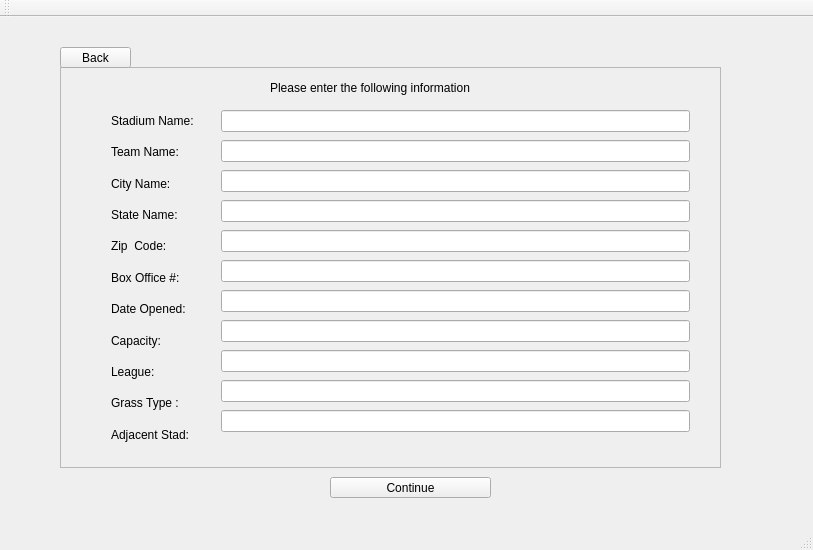
Before: the Qt Designer form cs1dproject/mainwindow.ui in AustinVaday/CS1D-Class-Project-2, drawn with Qt 5.
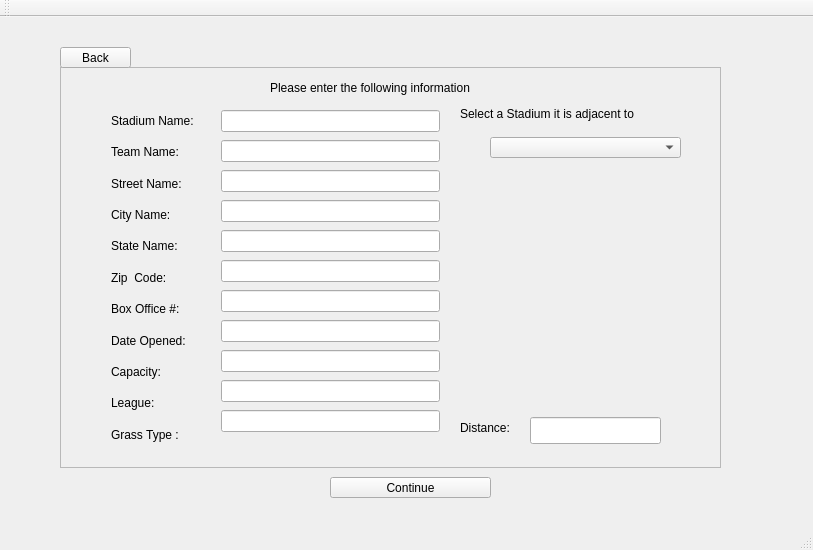
After: the same form once the commit is applied. The open tabs and pages were chosen to show the change.

Commit message: Add stadium functionality nearly complete

Patch:
```diff
--- a/cs1dproject/mainwindow.ui
+++ b/cs1dproject/mainwindow.ui
@@ -1976,7 +1976,7 @@
         <rect>
          <x>150</x>
          <y>30</y>
-         <width>491</width>
+         <width>241</width>
          <height>359</height>
         </rect>
        </property>
@@ -1987,6 +1987,9 @@
         <item>
          <widget class="QLineEdit" name="lineEdit_teamName"/>
         </item>
+        <item>
+         <widget class="QLineEdit" name="lineEdit_streetName"/>
+        </item>
         <item>
          <widget class="QLineEdit" name="lineEdit_cityName"/>
         </item>
@@ -2011,9 +2014,6 @@
         <item>
          <widget class="QLineEdit" name="lineEdit_grassType"/>
         </item>
-        <item>
-         <widget class="QLineEdit" name="lineEdit_adjacentStadiums"/>
-        </item>
        </layout>
       </widget>
       <widget class="QWidget" name="layoutWidget">
@@ -2040,6 +2040,13 @@
           </property>
          </widget>
         </item>
+        <item>
+         <widget class="QLabel" name="label_14">
+          <property name="text">
+           <string>Street Name:</string>
+          </property>
+         </widget>
+        </item>
         <item>
          <widget class="QLabel" name="label_cityLabel">
           <property name="text">
@@ -2096,15 +2103,54 @@
           </property>
          </widget>
         </item>
-        <item>
-         <widget class="QLabel" name="label_8">
-          <property name="text">
-           <string>Adjacent Stad:</string>
-          </property>
-         </widget>
-        </item>
        </layout>
       </widget>
+      <widget class="QComboBox" name="comboBox_adjacentList">
+       <property name="geometry">
+        <rect>
+         <x>430</x>
+         <y>70</y>
+         <width>191</width>
+         <height>21</height>
+        </rect>
+       </property>
+      </widget>
+      <widget class="QLabel" name="label_8">
+       <property name="geometry">
+        <rect>
+         <x>400</x>
+         <y>36</y>
+         <width>241</width>
+         <height>21</height>
+        </rect>
+       </property>
+       <property name="text">
+        <string>Select a Stadium it is adjacent to </string>
+       </property>
+      </widget>
+      <widget class="QLineEdit" name="lineEdit_distanceAdjacentVertex">
+       <property name="geometry">
+        <rect>
+         <x>470</x>
+         <y>350</y>
+         <width>131</width>
+         <height>27</height>
+        </rect>
+       </property>
+      </widget>
+      <widget class="QLabel" name="label_13">
+       <property name="geometry">
+        <rect>
+         <x>400</x>
+         <y>350</y>
+         <width>91</width>
+         <height>21</height>
+        </rect>
+       </property>
+       <property name="text">
+        <string>Distance:</string>
+       </property>
+      </widget>
      </widget>
      <widget class="QPushButton" name="button_continueAddStadium">
       <property name="geometry">
```
Left out of the diff: 40 changed lines with no effect on the pictures. The commit also changes 8 other files.
